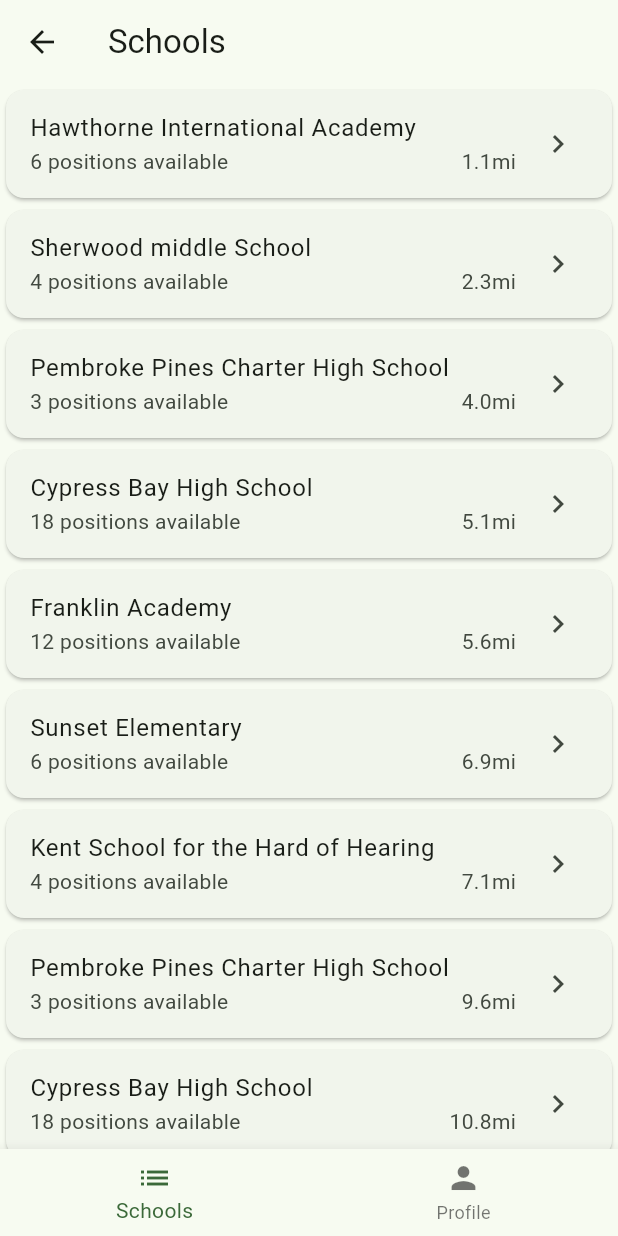
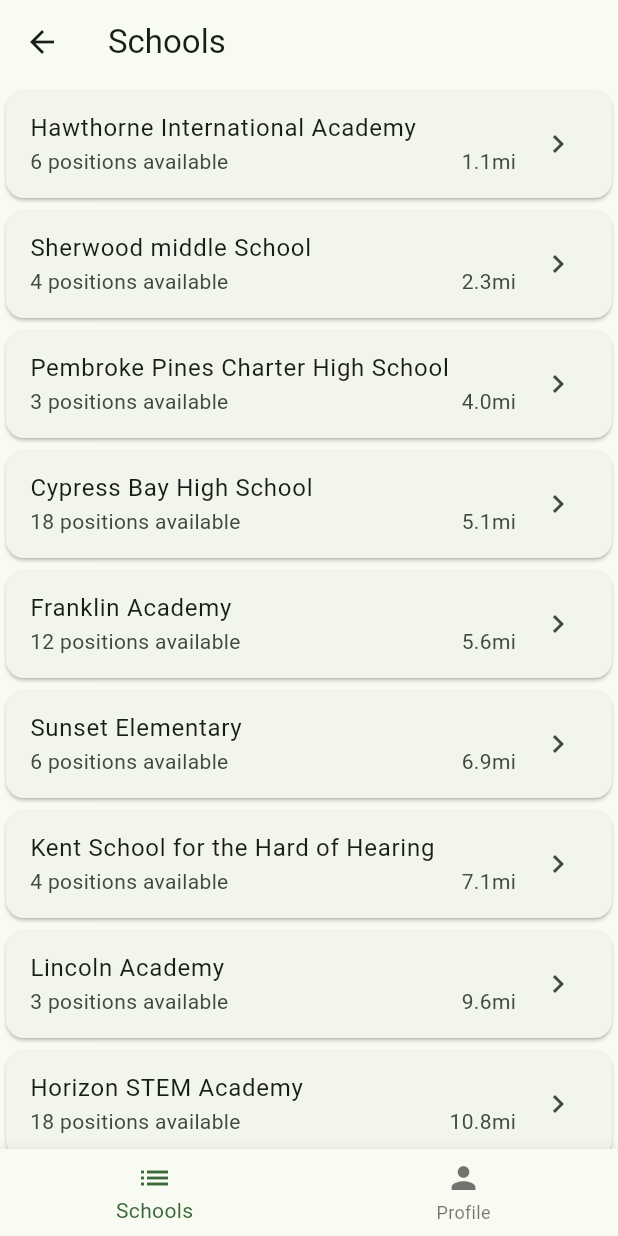
Before and after one commit to jyarala01/sub_app, a Flutter app: the SchoolListView screen opened by its route, on a phone screen of 412 x 824 dp. Run offline on Flutter 3.47's test engine with Material 3 defaults, Android fonts, the phone set to English and light mode, and no system bars; our stand-ins replace file_picker.

Commit message:
line 315, 314, 235-236

```diff
--- a/lib/main.dart
+++ b/lib/main.dart
@@ -232,8 +232,8 @@ final schools = [
   School(title: 'Franklin Academy', subtitle: '12 positions available', distance: "5.6mi"),
   School(title: 'Sunset Elementary', subtitle: '6 positions available', distance: "6.9mi"),
   School(title: 'Kent School for the Hard of Hearing', subtitle: '4 positions available', distance: "7.1mi"),
-  School(title: 'Pembroke Pines Charter High School', subtitle: '3 positions available', distance: "9.6mi"),
-  School(title: 'Cypress Bay High School', subtitle: '18 positions available', distance: "10.8mi"),
+  School(title: 'Lincoln Academy', subtitle: '3 positions available', distance: "9.6mi"),
+  School(title: 'Horizon STEM Academy', subtitle: '18 positions available', distance: "10.8mi"),
   School(title: 'School of Science Elementary', subtitle: '2 positions available', distance: "11.2mi"),
   School(title: 'American Heritage High School', subtitle: '1 position available', distance: "11.7mi"),
   School(title: 'Summit Academy', subtitle: '5 position available', distance: "13.5mi")
@@ -311,8 +311,8 @@ class ProfileView extends StatelessWidget {
             SizedBox(height: 50.0),
             Text('Description:'),
             const SizedBox(
-                width: 1000.0,
-                height: 450.0,
+                width: double.infinity,
+                height: double.infinity,
                 child: TextField(
                   maxLines: null,
                   expands: true,
```
